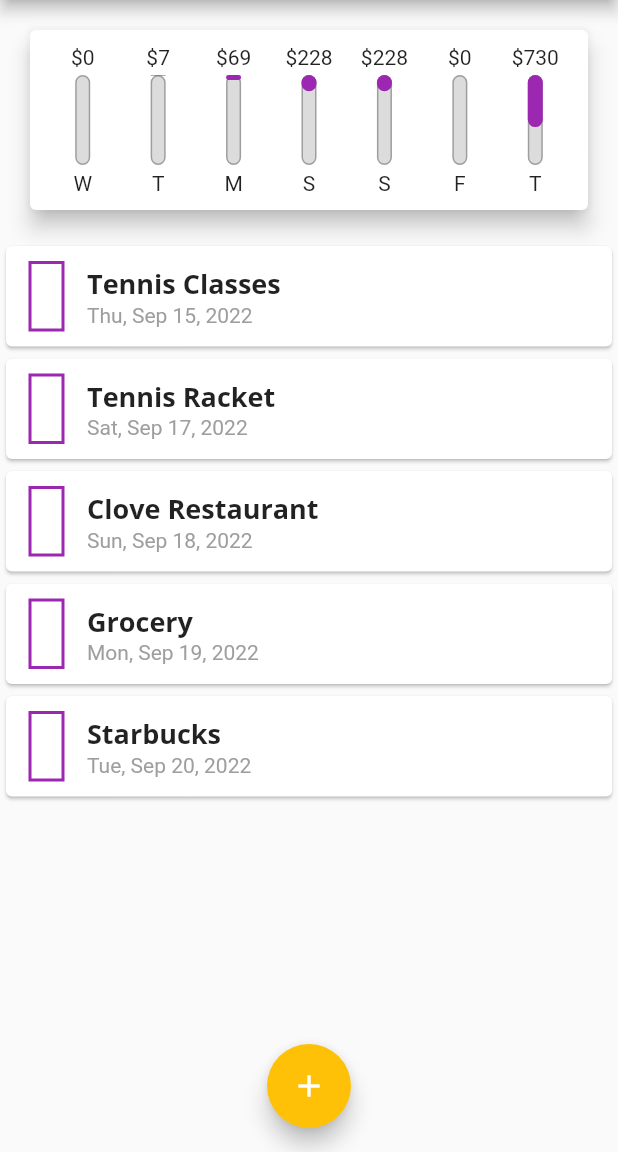
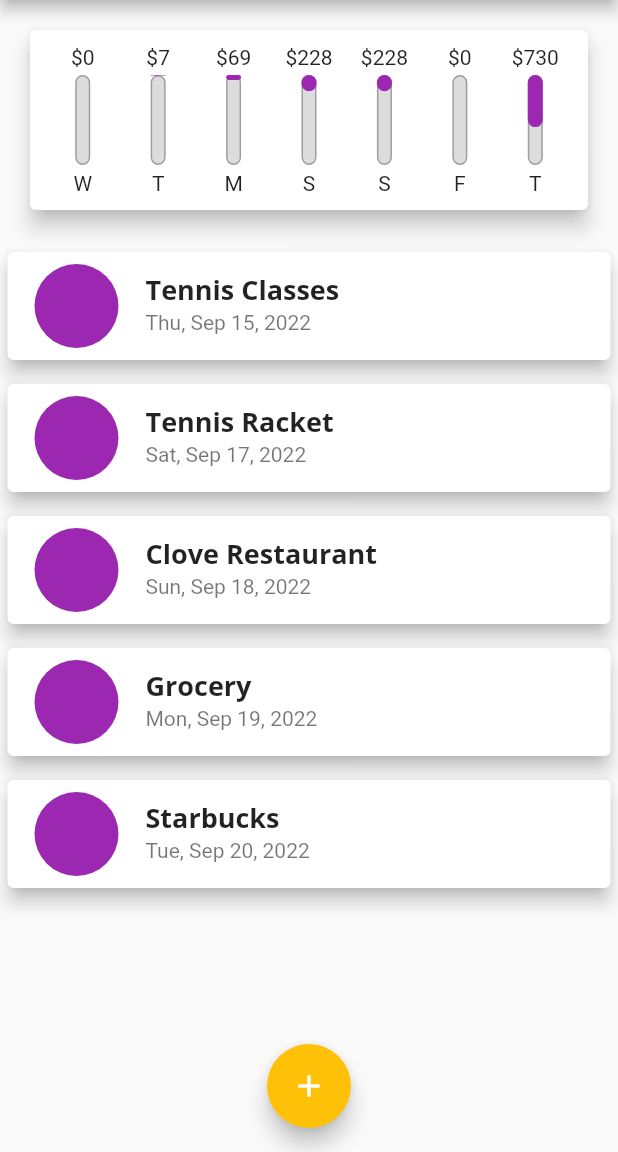
Before and after one commit to arnab/flutter_playground_expenses, a Flutter app: the screen it shows after launch, on a phone screen of 412 x 824 dp, the part 84-1236 px from its top. Run offline on Flutter 3.47's test engine with Material 2 defaults, Android fonts, the phone set to English and light mode, and no system bars; missing offline and left inert: dart:ffi, money2.

Commit message:
use ListTile and CircleAvatar widgets for list items

```diff
--- a/lib/main.dart
+++ b/lib/main.dart
@@ -20,14 +20,26 @@ class MyApp extends StatelessWidget {
       theme: ThemeData(
           colorScheme: ColorScheme.fromSwatch(
             primarySwatch: Colors.purple,
-          ).copyWith(secondary: Colors.amber),
+          ).copyWith(
+              secondary: Colors.amber,
+          ),
           fontFamily: 'Quicksand',
           textTheme: ThemeData.light().textTheme.copyWith(
-                  titleMedium: const TextStyle(
-                fontFamily: 'OpenSans',
-                fontSize: 18,
-                fontWeight: FontWeight.bold,
-              )),
+                titleLarge: const TextStyle(
+                  fontFamily: 'OpenSans',
+                  fontSize: 22,
+                  fontWeight: FontWeight.bold,
+                ),
+                titleMedium: const TextStyle(
+                  fontFamily: 'OpenSans',
+                  fontSize: 18,
+                  fontWeight: FontWeight.bold,
+                ),
+                titleSmall: const TextStyle(
+                  fontFamily: 'OpenSans',
+                  fontSize: 14,
+                ),
+              ),
           appBarTheme: const AppBarTheme(
               titleTextStyle: TextStyle(
             fontFamily: 'OpenSans',
@@ -50,11 +62,31 @@ class _MyHomePageState extends State<MyHomePage> {
   final _uuid = const Uuid();
 
   final List<Transaction> _transactions = [
-    Transaction(id: const Uuid().v4(), title: 'Tennis Classes', amount: 730.00, createdAt: DateTime.parse('2022-09-15')),
-    Transaction(id: const Uuid().v4(), title: 'Tennis Racket', amount: 227.99, createdAt: DateTime.parse('2022-09-17')),
-    Transaction(id: const Uuid().v4(), title: 'Clove Restaurant', amount: 227.99, createdAt: DateTime.parse('2022-09-18')),
-    Transaction(id: const Uuid().v4(), title: 'Grocery', amount: 68.72, createdAt: DateTime.parse('2022-09-19')),
-    Transaction(id: const Uuid().v4(), title: 'Starbucks', amount: 6.72, createdAt: DateTime.parse('2022-09-20')),
+    Transaction(
+        id: const Uuid().v4(),
+        title: 'Tennis Classes',
+        amount: 730.00,
+        createdAt: DateTime.parse('2022-09-15')),
+    Transaction(
+        id: const Uuid().v4(),
+        title: 'Tennis Racket',
+        amount: 227.99,
+        createdAt: DateTime.parse('2022-09-17')),
+    Transaction(
+        id: const Uuid().v4(),
+        title: 'Clove Restaurant',
+        amount: 227.99,
+        createdAt: DateTime.parse('2022-09-18')),
+    Transaction(
+        id: const Uuid().v4(),
+        title: 'Grocery',
+        amount: 68.72,
+        createdAt: DateTime.parse('2022-09-19')),
+    Transaction(
+        id: const Uuid().v4(),
+        title: 'Starbucks',
+        amount: 6.72,
+        createdAt: DateTime.parse('2022-09-20')),
   ];
 
   List<Transaction> get _recentTransactions {
--- a/lib/widgets/transactions_list.dart
+++ b/lib/widgets/transactions_list.dart
@@ -35,45 +35,33 @@ class TransactionList extends StatelessWidget {
               itemBuilder: (ctx, i) {
                 final tx = _transactions[i];
                 return Card(
-                  child: Row(
-                    children: [
-                      Container(
+                  elevation: 5,
                   margin: const EdgeInsets.symmetric(
-                          vertical: 10,
-                          horizontal: 15,
+                    horizontal: 5,
+                    vertical: 8,
                   ),
-                        padding: const EdgeInsets.all(10),
-                        decoration: BoxDecoration(
-                          border: Border.all(
-                            color: Theme.of(context).colorScheme.primary,
-                            width: 2,
-                          ),
-                        ),
+                  child: ListTile(
+                    leading: CircleAvatar(
+                      radius: 30,
+                      backgroundColor: Theme.of(context).colorScheme.primary,
+                      foregroundColor:
+                          Theme.of(context).colorScheme.inversePrimary,
+                      child: Padding(
+                        padding: const EdgeInsets.all(6),
+                        child: FittedBox(
                           child: Text(
                             Money.fromNum(tx.amount, code: 'CAD').format('S0.00'),
-                          style: TextStyle(
-                            fontWeight: FontWeight.bold,
-                            fontSize: 20,
-                            color: Theme.of(context).colorScheme.primary,
                           ),
                         ),
                       ),
-                      Column(
-                        crossAxisAlignment: CrossAxisAlignment.start,
-                        children: [
-                          Text(
+                    ),
+                    title: Text(
                       tx.title,
                       style: Theme.of(context).textTheme.titleMedium,
                     ),
-                          Text(
+                    subtitle: Text(
                       DateFormat.yMMMEd().format(tx.createdAt),
-                            style: const TextStyle(
-                              color: Colors.grey,
                     ),
-                          ),
-                        ],
-                      )
-                    ],
                   ),
                 );
               },
```
Lines whose indentation alone changed are shown as unchanged.
